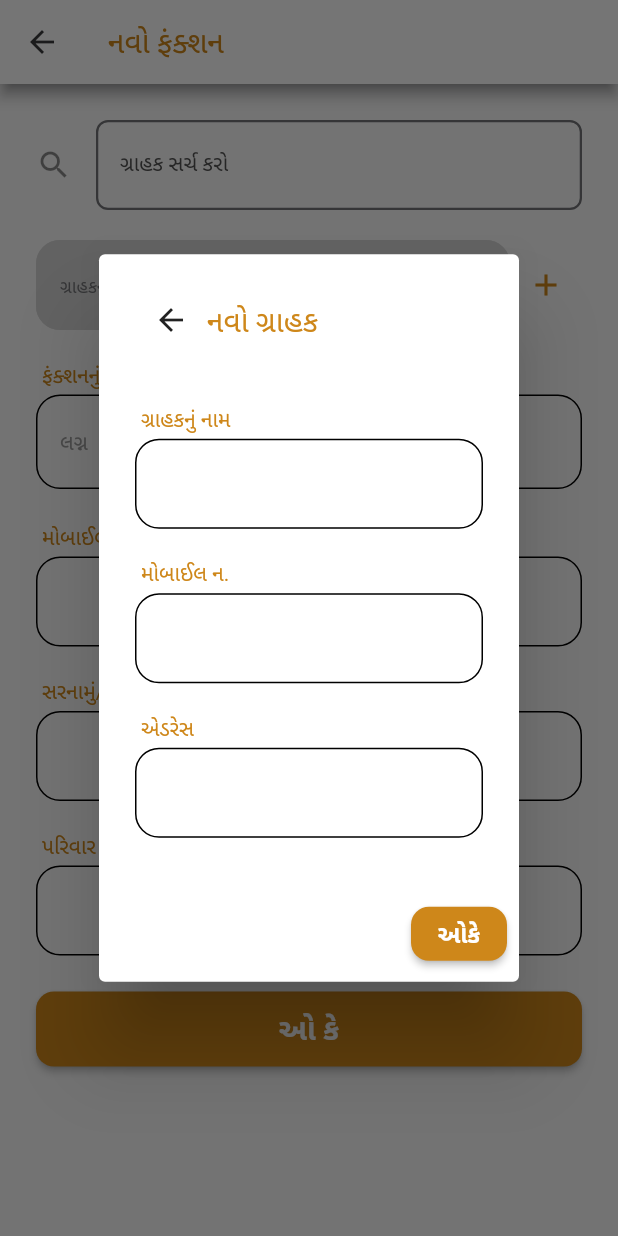
After one commit to aamirsabri/cater_ease_update, a Flutter app: the NewFunctionScreen screen opened by its route, after a tap on the "add" icon, on a phone screen of 412 x 824 dp. The commit adds this screen. Run offline on Flutter 3.47's test engine with Material 2 defaults, Android fonts, the light colour scheme and no system bars; our stand-ins replace cloud_firestore, firebase_auth, firebase_core, firebase_storage, flutter_easyloading, flutter_native_splash and 5 more; missing offline and left inert: android_id; accounts and stored records are empty; Roboto replaces fonts that are missing (Montserrat); project files that could hold a hidden picture were left out.

Commit message:
new function in progress

```diff
--- a/lib/main.dart
+++ b/lib/main.dart
@@ -1,3 +1,4 @@
+import 'package:cater_ease/app/database/dbhelper.dart';
 import 'package:flutter/material.dart';
 import 'package:flutter/services.dart';
 import 'package:flutter_easyloading/flutter_easyloading.dart';
@@ -20,6 +21,7 @@ void main() async {
   await Firebase.initializeApp(
     options: DefaultFirebaseOptions.currentPlatform,
   );
+  await DBHelper.getDatabase;
   FlutterNativeSplash.preserve(widgetsBinding: widgetsBinding);
   runApp(MultiProvider(
     providers: [
--- a/lib/presentation/color_manager.dart
+++ b/lib/presentation/color_manager.dart
@@ -18,7 +18,7 @@ class ColorManager {
   static Color primaryFont = HexColor.fromHex("#3A3B3C");
   static Color secondaryFont = HexColor.fromHex("FFFFFF");
   static Color primaryFontOpacity70 = HexColor.fromHex("#999999");
-
+  static Color disabledColor = HexColor.fromHex("#D6D6D6");
   // static Color secondary = HexColor.fromHex("#0541e1");
   static Color secondary = HexColor.fromHex("#414141");
   // static Color secondary = HexColor.fromHex("#3478E9");
--- a/lib/presentation/font_manager.dart
+++ b/lib/presentation/font_manager.dart
@@ -26,7 +26,9 @@ class FontSize {
   static const double smallSize = 10.0;
   static const double extraSmallSize = 8.0;
   static const double mediumLargeSize = 18.0;
-
+  static const double appBarLabelSize = 20.0;
   static const double bigSize = 24.0;
   static const double drowerListItemFontSize = 14.0;
+  static const double labelSize = 14.0;
+  static const double buttonFontSize = 16.0;
 }
--- /dev/null
+++ b/lib/presentation/function/new_function.dart
@@ -0,0 +1,261 @@
+import 'package:cater_ease/presentation/color_manager.dart';
+import 'package:cater_ease/presentation/string_manager.dart';
+import 'package:cater_ease/presentation/style_manager.dart';
+import 'package:cater_ease/presentation/value_manager.dart';
+import 'package:flutter/material.dart';
+import 'package:flutter_typeahead/flutter_typeahead.dart';
+
+import '../font_manager.dart';
+
+class NewFunctionScreen extends StatefulWidget {
+  const NewFunctionScreen({super.key});
+
+  @override
+  State<NewFunctionScreen> createState() => _NewFunctionScreenState();
+}
+
+class _NewFunctionScreenState extends State<NewFunctionScreen> {
+  final mobiles = ["9824747764", "9876543210", "9824125412"];
+  final functionTypes = ["લગ્નન", "જન્મદિવસ", "પાર્ટી"];
+  final _formKey = GlobalKey<FormState>();
+  TextEditingController _customerAddress = TextEditingController();
+  TextEditingController _customerMobile = TextEditingController();
+  TextEditingController _searchController = TextEditingController();
+  TextEditingController _nameController = TextEditingController();
+  TextEditingController _functionName = TextEditingController();
+  TextEditingController _mobileController = TextEditingController();
+  TextEditingController _placeController = TextEditingController();
+  TextEditingController _familyNameController = TextEditingController();
+
+  List<String> getSuggesions(String pattern) {
+    List<String> result = [];
+    mobiles.forEach((element) {
+      if (element.contains(pattern)) {
+        result.add(element);
+      }
+    });
+    return result;
+  }
+
+  List<String> getFunctionSuggesions(String pattern) {
+    List<String> result = [];
+    functionTypes.forEach((element) {
+      if (element.contains(pattern)) {
+        result.add(element);
+      }
+    });
+    return result;
+  }
+
+  Future<Widget> showNewConsumerDialog() async {
+    return await showDialog(
+        context: context,
+        builder: (context) => AlertDialog(
+              content: Column(
+                mainAxisSize: MainAxisSize.min,
+                children: [
+                  Row(
+                    children: [
+                      IconButton(
+                        icon: Icon(Icons.arrow_back),
+                        onPressed: () {
+                          Navigator.of(context).pop();
+                        },
+                      ),
+                      Text(AppStrings.newConsumerLabel,style: getRegularStyle(fontColor: ColorManager.primary,fontSize: FontSize.appBarLabelSize),),
+                    ],
+                  ),
+                  SizedBox(height: 20,),
+                  buidTextFormField(
+                      controller: _nameController,
+                      label: AppStrings.customerNameLabel),
+                  buidTextFormField(
+                      controller: _customerMobile,
+                      label: AppStrings.mobileNoLabel),
+                  buidTextFormField(
+                      controller: _customerAddress,
+                      label: AppStrings.addressLabel),
+                ],
+              ),
+              actions: [
+                ElevatedButton(
+                  onPressed: () => Navigator.of(context).pop(false),
+                  style: ElevatedButton.styleFrom(backgroundColor: ColorManager.primary),
+                  //return false when click on "NO"
+                  child: Text(AppStrings.okButtonLabel,style: getSemiBoldStyle(fontColor: ColorManager.secondaryFont,fontSize: FontSize.buttonFontSize),),
+                ),
+
+              ],
+            ));
+  }
+
+  @override
+  Widget build(BuildContext context) {
+    return Scaffold(
+      appBar: AppBar(
+        backgroundColor: ColorManager.white,
+        iconTheme: IconThemeData(color: ColorManager.primaryFont),
+        title: Align(
+            alignment: Alignment.centerLeft,
+            child: Text(
+              AppStrings.newFunction,
+              style: getRegularStyle(
+                  fontColor: ColorManager.primary,
+                  fontSize: FontSize.appBarLabelSize),
+            )),
+      ),
+      body: SingleChildScrollView(
+        child: Padding(
+          padding: const EdgeInsets.all(AppPadding.screenPadding),
+          child: Column(
+            crossAxisAlignment: CrossAxisAlignment.start,
+            children: [
+              TypeAheadFormField(
+                textFieldConfiguration: TextFieldConfiguration(
+                  controller: _searchController,
+                  decoration: const InputDecoration(
+                      labelText: AppStrings.searchCustomerHint,
+                      icon: Icon(Icons.search),
+                      hintText: AppStrings.mobileNoLabel),
+                ),
+                itemBuilder: (BuildContext context, String suggestion) {
+                  return ListTile(title: Text(suggestion));
+                },
+                onSuggestionSelected: (String suggestion) {
+                  _searchController.text = suggestion;
+                },
+                suggestionsCallback: (String pattern) {
+                  return getSuggesions(pattern);
+                },
+              ),
+              SizedBox(height: 20),
+              Row(
+                children: [
+                  Expanded(
+                    child: TextFormField(
+                      enabled: false,
+                      controller: _nameController,
+                      decoration: InputDecoration(
+                          filled: true,
+                          fillColor: ColorManager.disabledColor,
+                          disabledBorder: OutlineInputBorder(
+                            borderRadius:
+                                BorderRadius.circular(AppSize.borderRadius),
+                            borderSide:
+                                BorderSide(color: ColorManager.disabledColor),
+                          ),
+                          hintText: AppStrings.customerNameLabel),
+                    ),
+                  ),
+                  IconButton(
+                      onPressed: () {
+                        showNewConsumerDialog();
+                      },
+                      icon: Icon(
+                        Icons.add,
+                        color: ColorManager.primary,
+                      )),
+                ],
+              ),
+              SizedBox(
+                height: 16,
+              ),
+              Padding(
+                padding: const EdgeInsets.symmetric(horizontal: 4, vertical: 4),
+                child: Text(
+                  AppStrings.functionNameLabel,
+                  style: getRegularStyle(
+                      fontColor: ColorManager.primary,
+                      fontSize: FontSize.labelSize),
+                ),
+              ),
+              TypeAheadFormField(
+                textFieldConfiguration: TextFieldConfiguration(
+                  controller: _functionName,
+                  decoration: InputDecoration(
+                    enabledBorder: OutlineInputBorder(
+                      borderRadius: BorderRadius.circular(AppSize.borderRadius),
+                    ),
+                    hintText: AppStrings.functionNameHint,
+                    hintStyle: getRegularStyle(
+                        fontColor: ColorManager.lightGrey,
+                        fontSize: FontSize.labelSize),
+                  ),
+                ),
+                itemBuilder: (BuildContext context, String suggestion) {
+                  return ListTile(title: Text(suggestion));
+                },
+                onSuggestionSelected: (String suggestion) {
+                  _functionName.text = suggestion;
+                },
+                suggestionsCallback: (String pattern) {
+                  return getFunctionSuggesions(pattern);
+                },
+              ),
+              SizedBox(
+                height: 10,
+              ),
+              buidTextFormField(
+                  controller: _mobileController,
+                  label: AppStrings.mobileNoLabel),
+              buidTextFormField(
+                  controller: _placeController, label: AppStrings.placeLabel),
+              buidTextFormField(
+                  controller: _familyNameController,
+                  label: AppStrings.familyNameLabel),
+              SizedBox(
+                height: 16,
+              ),
+              ElevatedButton(
+                onPressed: () {},
+                child: Text(
+                  "ઓ કે",
+                  style: getSemiBoldStyle(
+                      fontColor: ColorManager.secondaryFont,
+                      fontSize: FontSize.appBarLabelSize),
+                ),
+                style: ElevatedButton.styleFrom(
+                    backgroundColor: ColorManager.primary,
+                    minimumSize: Size.fromHeight(AppSize.buttonHeight)),
+              ),
+            ],
+          ),
+        ),
+      ),
+    );
+  }
+
+  Widget buidTextFormField({controller, label, hint, icon, enable}) {
+    return Padding(
+      padding: const EdgeInsets.symmetric(vertical: 8),
+      child: Column(
+        crossAxisAlignment: CrossAxisAlignment.start,
+        children: [
+          Padding(
+            padding: const EdgeInsets.symmetric(horizontal: 4, vertical: 4),
+            child: Text(
+              label ?? "",
+              style: getRegularStyle(
+                  fontColor: ColorManager.primary,
+                  fontSize: FontSize.labelSize),
+            ),
+          ),
+          TextFormField(
+            enabled: enable,
+            controller: controller,
+            decoration: InputDecoration(
+              enabledBorder: OutlineInputBorder(
+                borderRadius: BorderRadius.circular(16),
+              ),
+              disabledBorder: OutlineInputBorder(
+                borderRadius: BorderRadius.circular(AppSize.borderRadius),
+                borderSide: BorderSide(color: ColorManager.disabledColor),
+              ),
+              icon: icon,
+            ),
+          ),
+        ],
+      ),
+    );
+  }
+}
--- a/lib/presentation/route_manager.dart
+++ b/lib/presentation/route_manager.dart
@@ -1,5 +1,6 @@
 import 'package:cater_ease/presentation/auth/login.dart';
 import 'package:cater_ease/presentation/auth/register.dart';
+import 'package:cater_ease/presentation/function/new_function.dart';
 import 'package:cater_ease/presentation/home/home_screen.dart';
 import 'package:flutter/material.dart';
 
@@ -13,18 +14,8 @@ class Routes {
   static const String registerRoute = "/register";
   static const String mainRoute = "/";
   static const String testRoute = "/test";
-  static const String regularizeRoute = "/regularize";
-  static const String timcardRoute = "/timecard";
-  static const String requestDetail = "/requestDetail";
-  static const String approvalRequest = "/approverRequest";
-  static const String applyLeave = "/applyLeave";
-  static const String navigationScreen = "/navigationScreen";
-  static const String adminPendingRequest = "/adminPendingRequests";
-  static const String adminPastRequest = "/adminPastRequests";
-  static const String adminUserWiseAttendanceSummery =
-      "/userwiseAttendanceSummery";
-  static const String holidayList = "/holidayList";
-  static const String makeAnnouncementRoute = "/makeAnnouncement";
+  static const String newFunction = "/newFunction";
+
 }
 
 class RouteGenerator {
@@ -43,6 +34,9 @@ class RouteGenerator {
       case Routes.homeRoute:{
         return MaterialPageRoute(builder: (_) => HomeScreen());
       }
+      case Routes.newFunction:{
+        return MaterialPageRoute(builder: (_) => NewFunctionScreen());
+      }
 
       default:
         return unDefinedRoute();
--- a/lib/presentation/string_manager.dart
+++ b/lib/presentation/string_manager.dart
@@ -43,4 +43,20 @@ class AppStrings {
   static const String pastFunction = "પાછલા ફંકસન";
   static const String manageUser = "મેનેજ યુઝર";
 
+  //screen title
+  static const String newFunction = "નવો ફંક્શન";
+
+
+  //widget label and hint
+  static const String mobileNoLabel = "મોબાઈલ ન.";
+  static const String searchCustomerHint= "ગ્રાહક સર્ચ કરો";
+  static const String customerNameLabel = "ગ્રાહકનું નામ";
+  static const String functionNameLabel= "ફંક્શનનું પ્રકાર";
+  static const String placeLabel = "સરનામું/સ્થળ";
+  static const String familyNameLabel = "પરિવાર નું નામ";
+  static const String functionNameHint = "લગ્ન";
+  static const String newConsumerLabel = "નવો ગ્રાહક";
+  static const String addressLabel = "એડરેસ";
+  static const String okButtonLabel = "ઓકે";
+
 }
--- a/lib/presentation/theme_manager.dart
+++ b/lib/presentation/theme_manager.dart
@@ -69,7 +69,7 @@ ThemeData getApplicationTheme() {
       ),
       focusedBorder: OutlineInputBorder(
         borderSide: BorderSide(color: ColorManager.primary,width: 1.5),
-        borderRadius: const BorderRadius.all(Radius.circular(AppSize.s8)),
+        borderRadius: const BorderRadius.all(Radius.circular(AppSize.borderRadius)),
       ),
       focusedErrorBorder: OutlineInputBorder(
         borderSide: BorderSide(color: ColorManager.primary,width: 1.5),
--- a/lib/presentation/value_manager.dart
+++ b/lib/presentation/value_manager.dart
@@ -21,9 +21,12 @@ class AppPadding {
   static const double p28 = 28.0;
   static const double p30 = 30.0;
   static const double p40 = 40.0;
+  static const double screenPadding = 24;
 }
 
 class AppSize {
+  static const double buttonHeight = 50.0;
+  static const double borderRadius = 16.0;
   static const double s0 = 0.0;
   static const double drawerListItemIconSize = 20.0;
   static const double s1_5 = 1.5;
--- a/pubspec.yaml
+++ b/pubspec.yaml
@@ -47,7 +47,9 @@ dependencies:
   device_info: ^0.4.0+4
   android_id: ^0.1.3+1
   flutter_svg: ^2.0.5
-
+  sqflite: ^2.2.8+2
+  path: ^1.8.2
+  flutter_typeahead: ^4.3.8
   # The following adds the Cupertino Icons font to your application.
   # Use with the CupertinoIcons class for iOS style icons.
   cupertino_icons: ^1.0.2
```
Also changed, not shown: lib/app/constants.dart (+21 -0 lines), lib/app/database/dbhelper.dart (added, +66 -0 lines), lib/model/customer_function_model.dart (added, +58 -0 lines), lib/model/customer_model.dart (added, +49 -0 lines), lib/presentation/home/home_screen.dart (+9 -0 lines), pubspec.lock, 1 other file.
